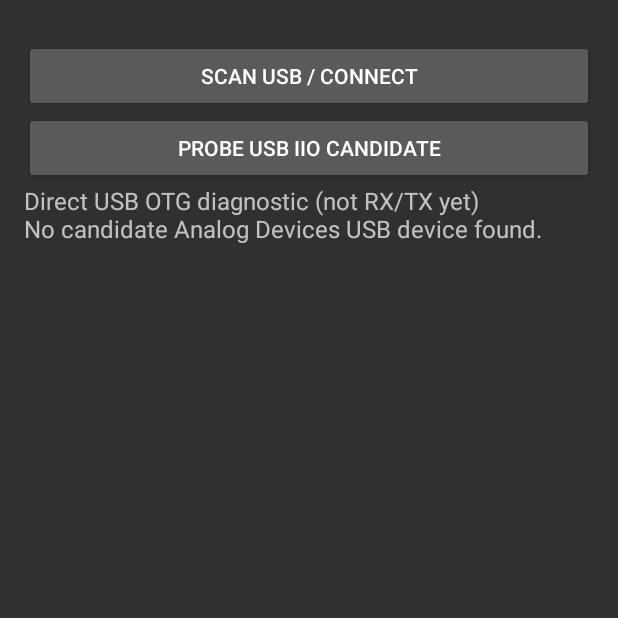
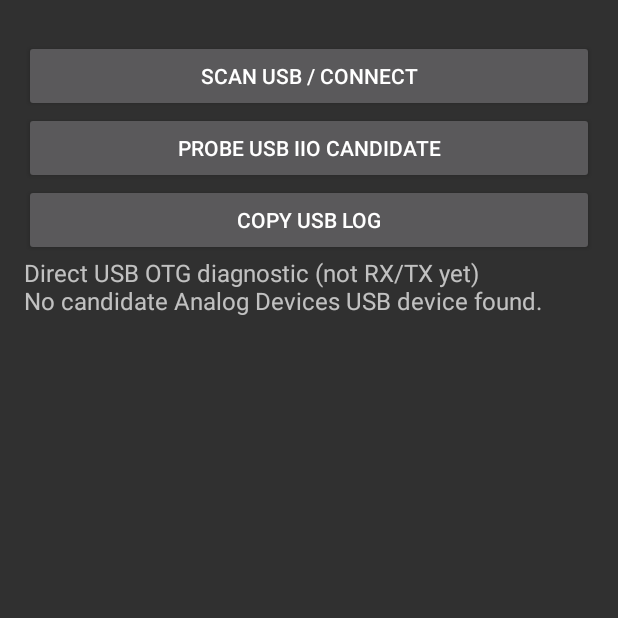
Before and after one commit to danilkononov1234-lab/PlutoMayhemMobile, an Android app: the UsbDiagnosticsActivity screen opened directly, with no data from a screen before it, on a phone screen of 412 x 824 dp, the top half of it. Run offline under Robolectric (Android 15) with nearby library versions, the phone set to English and light mode, and no system bars.

Commit message:
Make USB diagnostic output scrollable and add copy-log button

```diff
--- a/app/src/main/java/com/plutomayhem/mobile/UsbDiagnosticsActivity.java
+++ b/app/src/main/java/com/plutomayhem/mobile/UsbDiagnosticsActivity.java
@@ -39,7 +39,19 @@ public class UsbDiagnosticsActivity extends Activity {
         probe.setText("PROBE USB IIO CANDIDATE");
         probe.setOnClickListener(v -> probeIioCandidate());
         layout.addView(probe);
-        layout.addView(status);
+        Button copy = new Button(this);
+        copy.setText("COPY USB LOG");
+        copy.setOnClickListener(v -> {
+            ClipboardManager clipboard = (ClipboardManager) getSystemService(CLIPBOARD_SERVICE);
+            clipboard.setPrimaryClip(ClipData.newPlainText("Pluto USB diagnostics", status.getText()));
+            Toast.makeText(this, "USB log copied", Toast.LENGTH_SHORT).show();
+        });
+        layout.addView(copy);
+        ScrollView scroll = new ScrollView(this);
+        scroll.setFillViewport(false);
+        scroll.addView(status);
+        layout.addView(scroll, new LinearLayout.LayoutParams(
+            LinearLayout.LayoutParams.MATCH_PARENT, 0, 1f));
         setContentView(layout);
         registerReceiver(permissionReceiver, new IntentFilter(PERMISSION));
         scan();
```
